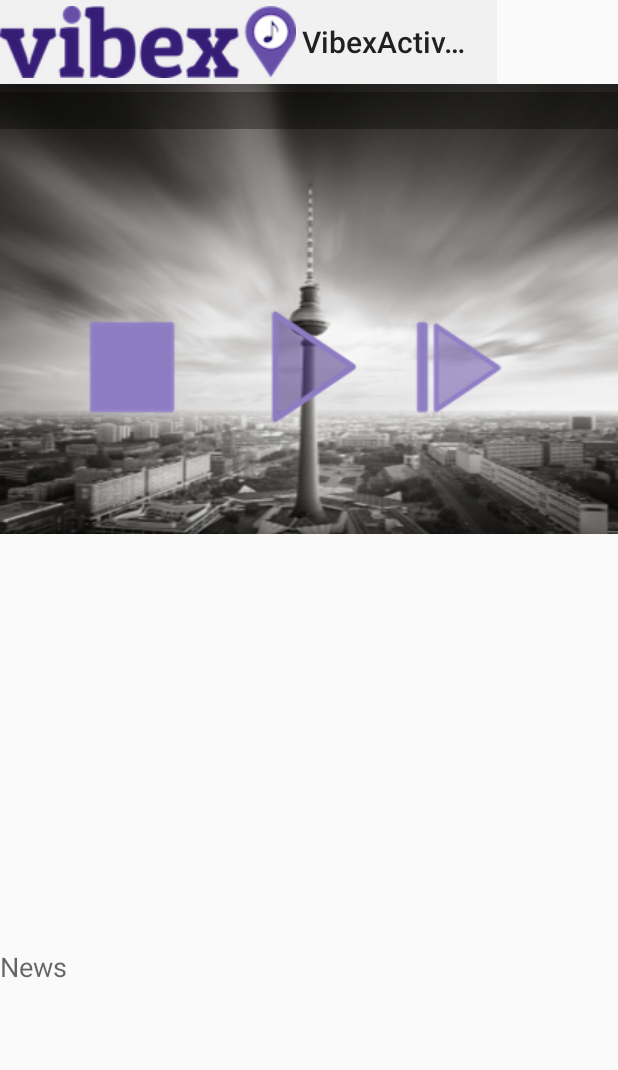
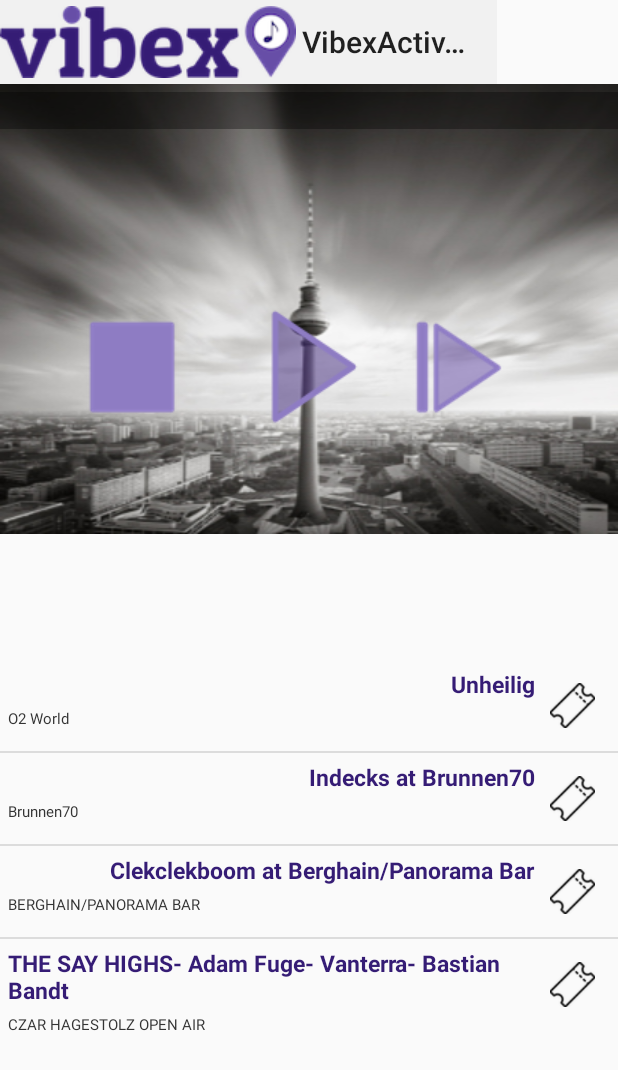
Before and after one commit to bia-nca/Vibex, an Android app: the VibexActivity screen opened directly, with no data from a screen before it, on a phone screen of 412 x 824 dp. Shown: the top 1070 px of the screen. Run offline under Robolectric (Android 15) with nearby library versions, the phone set to English and light mode, and no system bars; 1 statement that could not run was skipped.

Commit message:
ListView and minor changes

```diff
--- a/mobile/build.gradle
+++ b/mobile/build.gradle
@@ -28,5 +28,10 @@ dependencies {
     compile 'com.google.android.gms:play-services:8.1.0'
     compile 'com.android.support:design:23.1.0'
 
+    compile "com.android.support:support-v4:+"
+    compile 'com.squareup.picasso:picasso:2.3.2'
+    compile 'com.nineoldandroids:library:2.4.0'
+    compile 'com.daimajia.slider:library:1.1.5@aar'
+
     compile project(':HERE-sdk')
 }
--- /dev/null
+++ b/mobile/src/main/java/de/girlsgeek/vibex/EventListAdapter.java
@@ -0,0 +1,80 @@
+package de.girlsgeek.vibex;
+
+import java.util.ArrayList;
+
+import android.app.Activity;
+import android.content.Context;
+import android.content.Intent;
+import android.content.res.Resources;
+import android.net.Uri;
+import android.view.LayoutInflater;
+import android.view.View;
+import android.view.ViewGroup;
+import android.widget.BaseAdapter;
+import android.widget.ImageView;
+import android.widget.TextView;
+import android.widget.Toast;
+
+public class EventListAdapter extends BaseAdapter {
+
+        String [] event_names;
+        String [] venue_names;
+        String[] urls;
+
+        Context context;
+        private static LayoutInflater inflater=null;
+
+        public EventListAdapter(VibexActivity activity, String[] events, String[] venues, String[] url_list) {
+
+            context = activity;
+            event_names = events;
+            venue_names = venues;
+            urls = url_list;
+
+            inflater = ( LayoutInflater )context.getSystemService(Context.LAYOUT_INFLATER_SERVICE);
+        }
+        @Override
+        public int getCount() {
+            return event_names.length;
+        }
+
+        @Override
+        public Object getItem(int position) {
+            return position;
+        }
+
+        @Override
+        public long getItemId(int position) {
+            return position;
+        }
+
+        public class Holder
+        {
+            TextView title;
+            TextView location;
+
+        }
+        @Override
+        public View getView(final int position, View convertView, ViewGroup parent) {
+
+            Holder holder=new Holder();
+            View rowView;
+            rowView = inflater.inflate(R.layout.event_list_item, null);
+            holder.title = (TextView) rowView.findViewById(R.id.title);
+            holder.location = (TextView) rowView.findViewById(R.id.place);
+            holder.title.setText(event_names[position]);
+            holder.location.setText(venue_names[position]);
+            rowView.setOnClickListener(new View.OnClickListener() {
+                @Override
+                public void onClick(View v) {
+
+                    String url = urls[position];
+                    Intent i = new Intent(Intent.ACTION_VIEW);
+                    i.setData(Uri.parse(url));
+                    context.startActivity(i);
+                }
+            });
+            return rowView;
+        }
+
+    }
--- a/mobile/src/main/java/de/girlsgeek/vibex/VibexActivity.java
+++ b/mobile/src/main/java/de/girlsgeek/vibex/VibexActivity.java
@@ -9,6 +9,7 @@ import android.support.v7.widget.Toolbar;
 import android.util.Log;
 import android.view.View;
 import android.widget.ImageButton;
+import android.widget.ListView;
 import android.widget.TextView;
 
 import org.json.JSONArray;
@@ -33,10 +34,12 @@ public class VibexActivity extends AppCompatActivity implements MediaPlayer.OnPr
 
     final String GET_USERS_BY_CITY_CALL = "getUsersByCity";
     final String GET_TRACKS_CALL = "getTracks";
+    final String GET_EVENTS_CALL = "getEvents";
 
     final String CLIENT_ID = "0b0263b59a2c75be631fecf6c8c95dd1";
-    final String CITY = "berlin";
     final int LIMIT = 20;
+
+    String city = "berlin";
 
     List userIDs;
     List userTrackList;
@@ -57,6 +60,9 @@ public class VibexActivity extends AppCompatActivity implements MediaPlayer.OnPr
         setContentView(R.layout.activity_vibex);
         Toolbar toolbar = (Toolbar) findViewById(R.id.toolbar);
         setSupportActionBar(toolbar);
+
+        city = getIntent().getExtras().getString("city");
+        Log.d("CITY", "STADT: " + city);
 
         buttonPlay = (ImageButton) findViewById(R.id.play);
         buttonPause = (ImageButton) findViewById(R.id.pause);
@@ -103,9 +109,18 @@ public class VibexActivity extends AppCompatActivity implements MediaPlayer.OnPr
                 }
 
                 trackInfo = (String[]) userTrackList.get(currentTrack);
-                sendToPlayer(trackInfo[0]);
+                sendToPlayer(trackInfo);
             }
         });
+
+        // LISTVIEW
+
+        ListView list = (ListView) findViewById(R.id.listView);
+        String[] names = new String[]{"Unheilig", "Indecks at Brunnen70", "Clekclekboom at Berghain/Panorama Bar", "THE SAY HIGHS- Adam Fuge- Vanterra- Bastian Bandt"};
+        String[] locations = new String[]{"O2 World", "Brunnen70", "BERGHAIN/PANORAMA BAR", "CZAR HAGESTOLZ OPEN AIR"};
+        String[] urls = new String[]{"http://berlin.eventful.com/events/unheilig-/E0-001-079518031-9?utm_source=apis&amp;utm_medium=apim&amp;utm_campaign=apic", "http://berlin.eventful.com/events/indecks-brunnen70-/E0-001-087898367-3?utm_source=apis&amp;utm_medium=apim&amp;utm_campaign=apic", "http://berlin.eventful.com/events/clekclekboom-berghainpanorama-bar-/E0-001-087472373-6?utm_source=apis&amp;utm_medium=apim&amp;utm_campaign=apic", "http://berlin.eventful.com/venues/czar-hagestolz-open-air-/V0-001-008166680-4?utm_source=apis&amp;utm_medium=apim&amp;utm_campaign=apic"};
+        list.setAdapter(new EventListAdapter(this, names, locations, urls));
+
     }
 
     @Override
@@ -118,6 +133,9 @@ public class VibexActivity extends AppCompatActivity implements MediaPlayer.OnPr
         mp.setAudioStreamType(AudioManager.STREAM_MUSIC);
 
         startUserByCityCall();
+
+        // Eventful API
+        startEventfulRequest();
     }
 
 
@@ -185,13 +203,17 @@ public class VibexActivity extends AppCompatActivity implements MediaPlayer.OnPr
 
                 if(callType.equals(GET_USERS_BY_CITY_CALL)){
                     // reset tracklist
-                    userTrackList = new ArrayList<String[]>();
+                    userTrackList = new ArrayList<>();
 
                     // get city results
                     fetchUserIDs(parsedResult);
                 }
                 else if(callType.equals(GET_TRACKS_CALL)){
                     fetchTrackURLS(parsedResult);
+                }
+                else if(callType.equals(GET_EVENTS_CALL)){
+                    JSONArray jarray = SimpleXmlPull.getJSONArrayFromXML(parsedResult);
+                    Log.d("JSON ARRAY", jarray.toString());
                 }
 
             } catch (Exception e ) {
@@ -217,9 +239,8 @@ public class VibexActivity extends AppCompatActivity implements MediaPlayer.OnPr
 
                     trackInfo = (String[]) userTrackList.get(0);
 
-                    String userTrack = trackInfo[0];
-                    Log.d("SONG URLS", "URL: " + userTrack);
-                    sendToPlayer(userTrack);
+                    Log.d("SONG URLS", "URL: " + trackInfo[0]);
+                    sendToPlayer(trackInfo);
                 }
 
                 // GET NEW TRACKS
@@ -274,7 +295,7 @@ public class VibexActivity extends AppCompatActivity implements MediaPlayer.OnPr
 //    Start API Calls
 
     private void startUserByCityCall(){
-        String cityUserListCall = "http://api.soundcloud.com/users?q=" + CITY + "&limit=" + LIMIT + "&client_id=" + CLIENT_ID;
+        String cityUserListCall = "http://api.soundcloud.com/users?q=" + city + "&limit=" + LIMIT + "&client_id=" + CLIENT_ID;
         new CallAPI().execute(cityUserListCall, GET_USERS_BY_CITY_CALL);
     }
 
@@ -283,7 +304,17 @@ public class VibexActivity extends AppCompatActivity implements MediaPlayer.OnPr
         new CallAPI().execute(userTrackCall, GET_TRACKS_CALL);
     }
 
-    private void sendToPlayer(String url){
+    private void startEventfulRequest(){
+        String userTrackCall = "http://api.eventful.com/rest/events/search?location=berlin&app_key=HMzmVQVFT8BKzDwp&category=music";
+        new CallAPI().execute(userTrackCall, GET_EVENTS_CALL);
+    }
+
+    private void sendToPlayer(String[] track){
+
+        String url = track[0];
+        String artist = track[1];
+        String title = track[2];
+
         Log.d("TRACK URL: ", url);
         try{
             if(playerHasTrack){
@@ -298,6 +329,7 @@ public class VibexActivity extends AppCompatActivity implements MediaPlayer.OnPr
             e.printStackTrace();
         }
 
+        resetArtistSongText(artist, title);
         playerHasTrack = true;
         mp.prepareAsync();
     }
--- a/mobile/src/main/res/layout/content_vibex.xml
+++ b/mobile/src/main/res/layout/content_vibex.xml
@@ -20,13 +20,13 @@
         android:layout_width="wrap_content"
         android:layout_height="match_parent"
         android:orientation="vertical"
-        android:weightSum="4"
+        android:weightSum="2"
         android:layout_below="@+id/toolbar">
 
         <RelativeLayout
             android:layout_width="match_parent"
             android:layout_height="0dp"
-            android:layout_weight="2">
+            android:layout_weight="1">
 
             <ImageView
                 android:layout_width="match_parent"
@@ -99,21 +99,6 @@
                 android:id="@+id/listView" />
         </LinearLayout>
 
-        <LinearLayout
-            android:orientation="horizontal"
-            android:layout_width="match_parent"
-            android:layout_height="0dp"
-            android:layout_weight="1">
-
-            <TextView
-                android:layout_width="wrap_content"
-                android:layout_height="wrap_content"
-                android:textAppearance="?android:attr/textAppearanceMedium"
-                android:text="News"
-                android:id="@+id/newsText"
-                android:layout_weight="1" />
-        </LinearLayout>
-
     </LinearLayout>
 
 </RelativeLayout>
--- /dev/null
+++ b/mobile/src/main/res/layout/event_list_item.xml
@@ -0,0 +1,43 @@
+<?xml version="1.0" encoding="utf-8"?>
+<RelativeLayout xmlns:android="http://schemas.android.com/apk/res/android"
+    android:layout_width="fill_parent"
+    android:layout_height="wrap_content"
+    android:orientation="horizontal"
+    android:padding="5dip" >
+
+    <!--  ListRow right side thumbnail image -->
+
+    <TextView
+        android:id="@+id/title"
+        android:layout_width="wrap_content"
+        android:layout_height="wrap_content"
+        android:text=""
+        android:textColor="#351c75"
+        android:typeface="sans"
+        android:textSize="15dip"
+        android:textStyle="bold"
+        android:layout_toLeftOf="@+id/list_image" />
+
+    <TextView
+        android:id="@+id/place"
+        android:layout_width="fill_parent"
+        android:layout_height="wrap_content"
+        android:layout_below="@id/title"
+        android:textColor="#343434"
+        android:textSize="10dip"
+        android:layout_marginTop="5dip"
+        android:text="Just gona stand there and ..." />
+
+    <!-- Rightend Duration -->
+
+    <!-- Rightend Arrow -->
+
+    <ImageView
+        android:id="@+id/list_image"
+        android:layout_width="30dip"
+        android:layout_height="30dip"
+        android:layout_alignParentEnd="true"
+        android:src="@drawable/ticket_icon"
+        android:layout_margin="10dp" />
+
+</RelativeLayout>
```
Also changed, not shown: mobile/src/main/java/de/girlsgeek/vibex/MapActivity.java (+9 -1 lines), mobile/src/main/java/de/girlsgeek/vibex/SimpleXmlPull.java (added, +81 -0 lines), mobile/src/main/res/layout/activity_map.xml (+6 -3 lines).
